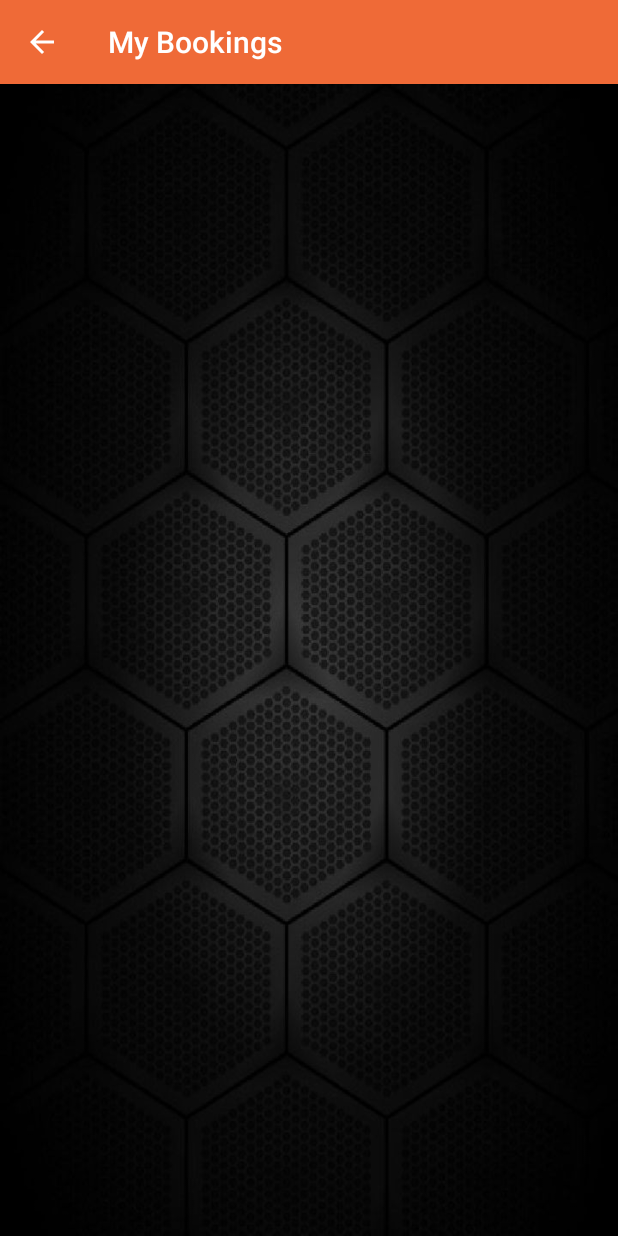
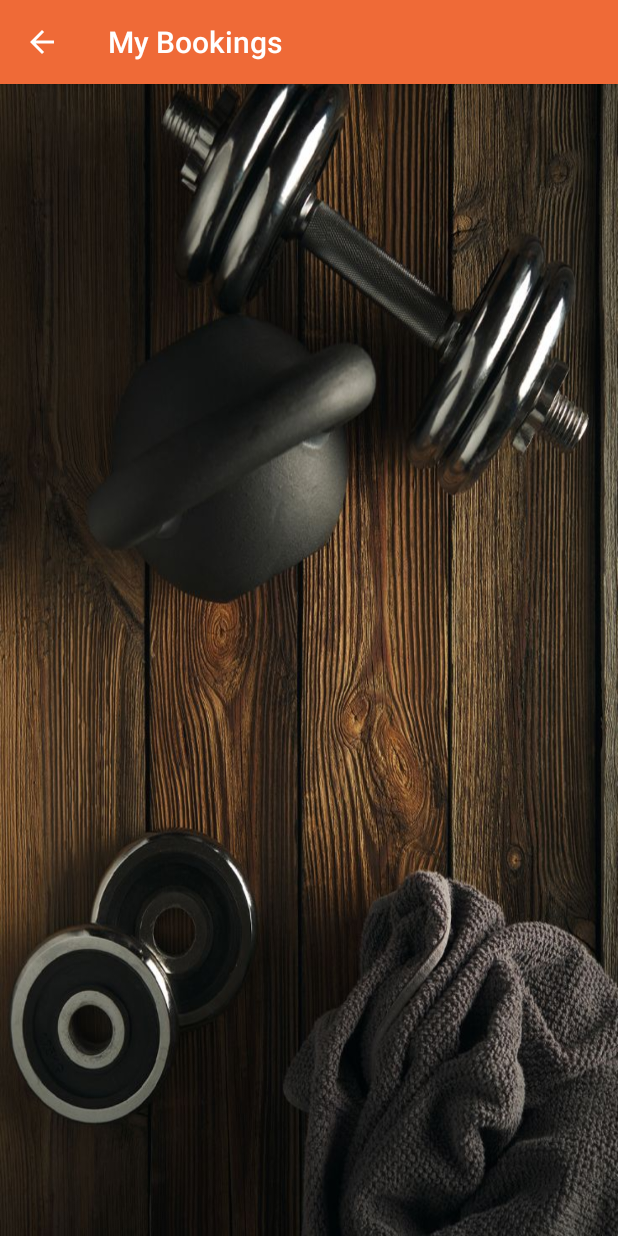
Before and after one commit to NagasreeReddy/Fitness-App-Team-2, an Android app: the TrainersBookingActivity screen opened directly, with no data from a screen before it, on a phone screen of 412 x 824 dp. Run offline under Robolectric (Android 15) with nearby library versions, the phone set to English and light mode, and no system bars; our stand-ins replace sdp/ssp sizes; 1 statement that could not run was skipped.

Commit message:
activity_trainer_booking.xml Made some changes to spinner

```diff
--- a/app/src/main/res/layout/activity_trainer_booking.xml
+++ b/app/src/main/res/layout/activity_trainer_booking.xml
@@ -1,13 +1,29 @@
 <?xml version="1.0" encoding="utf-8"?>
-<LinearLayout xmlns:android="http://schemas.android.com/apk/res/android"
-    android:orientation="vertical" android:layout_width="match_parent"
-    android:background="@drawable/sp"
+<RelativeLayout xmlns:android="http://schemas.android.com/apk/res/android"
+    android:orientation="vertical"
+    android:background="@drawable/bgg"
+    android:layout_width="match_parent"
     android:layout_height="match_parent">
+
+
+    <!--<Spinner
+        android:id="@+id/spinDitename"
+        android:layout_width="match_parent"
+        android:layout_height="wrap_content"
+        android:layout_marginTop="@dimen/_3sdp"
+        android:layout_marginRight="@dimen/_10sdp"
+        android:layout_marginLeft="@dimen/_10sdp"
+        android:entries="@array/ditenames"
+        android:background="@drawable/spinner_bottom_border"
+        android:paddingTop="@dimen/_10ssp"
+        android:paddingBottom="@dimen/_10ssp" />-->
+
     <ListView
+        android:layout_below="@+id/spinDitename"
         android:id="@+id/list_view"
         android:divider="@null"
         android:layout_width="match_parent"
         android:layout_height="wrap_content" >
     </ListView>
 
-</LinearLayout>
+</RelativeLayout>
```
